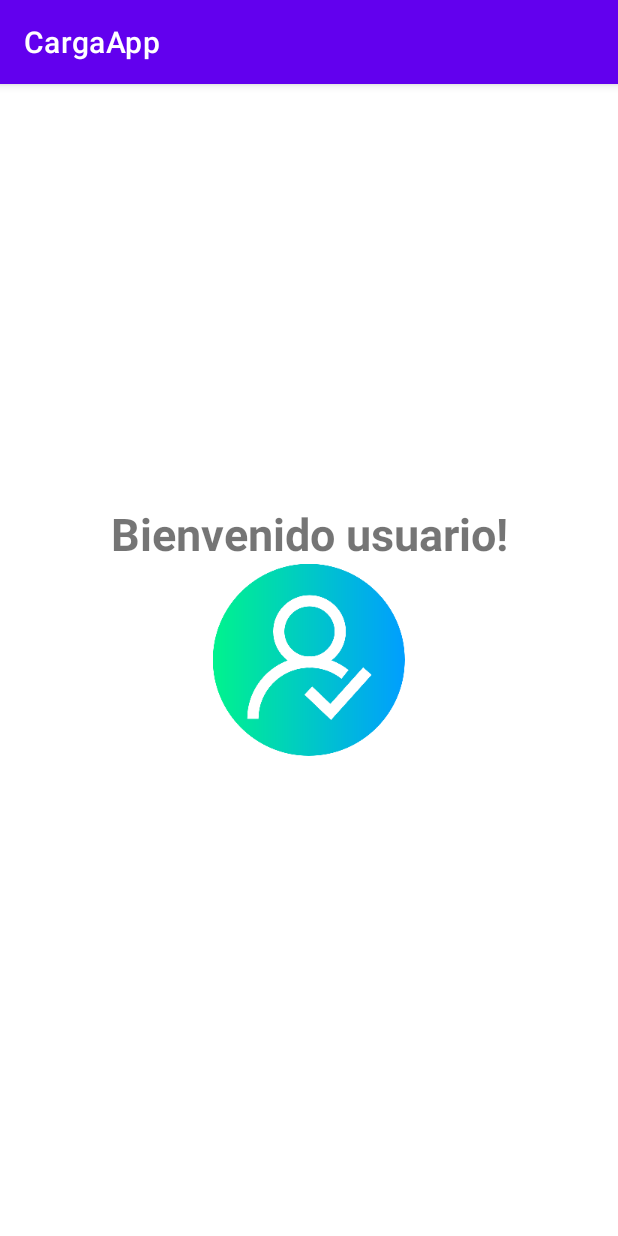
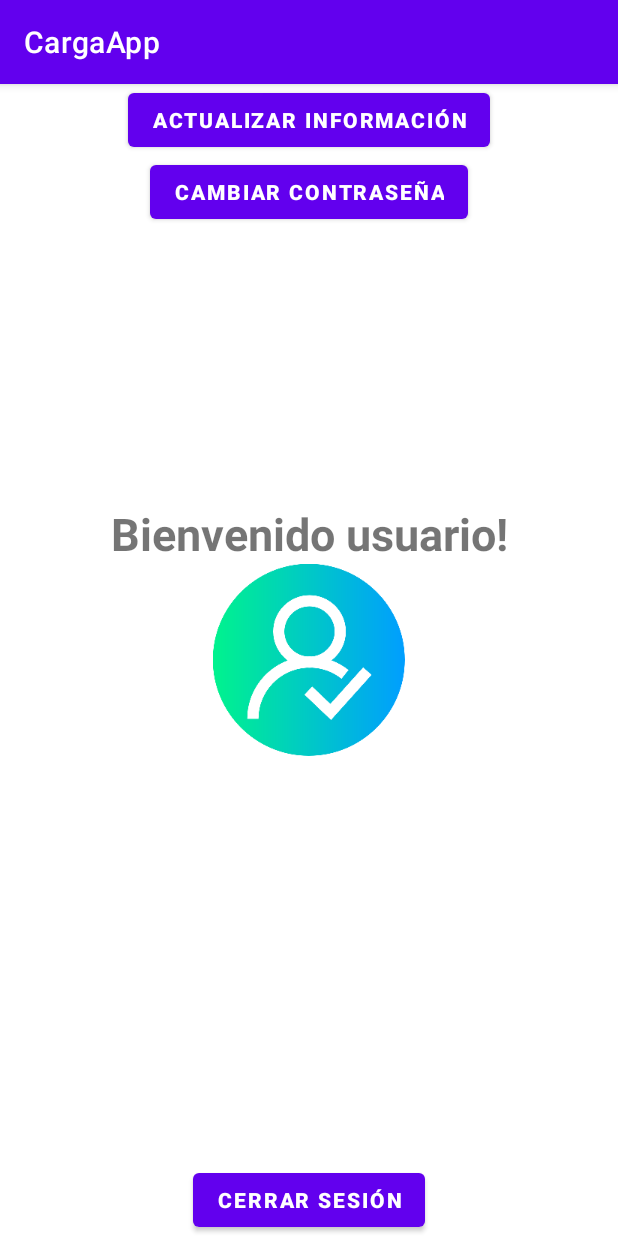
Before and after one commit to jefry1722/CargaApp, an Android app: the Login screen opened directly, with no data from a screen before it, on a phone screen of 412 x 824 dp. Run offline under Robolectric (Android 15) with nearby library versions, the phone set to English and light mode, and no system bars.

Commit message:
Interfaz de inicio y registro

```diff
--- a/app/src/main/java/co/edu/unipiloto/cargaapp/Login.java
+++ b/app/src/main/java/co/edu/unipiloto/cargaapp/Login.java
@@ -4,7 +4,9 @@ import androidx.appcompat.app.AppCompatActivity;
 
 import android.content.Intent;
 import android.os.Bundle;
+import android.view.View;
 import android.widget.TextView;
+import android.widget.Toast;
 
 public class Login extends AppCompatActivity {
 
@@ -20,4 +22,9 @@ public class Login extends AppCompatActivity {
         TextView nombreView = findViewById(R.id.nombre);
         nombreView.setText(nombreText);
     }
+
+    public void onCerrarSesion (View view){
+        Intent i = new Intent (this, MainActivity.class);
+        startActivity(i);
+    }
 }
--- a/app/src/main/java/co/edu/unipiloto/cargaapp/MainActivity.java
+++ b/app/src/main/java/co/edu/unipiloto/cargaapp/MainActivity.java
@@ -23,6 +23,7 @@ public class MainActivity extends AppCompatActivity {
     protected void onCreate(Bundle savedInstanceState) {
         super.onCreate(savedInstanceState);
         setContentView(R.layout.activity_main);
+        Intent i = getIntent();
     }
 
     public void onButton(View view){
--- a/app/src/main/res/layout/activity_login.xml
+++ b/app/src/main/res/layout/activity_login.xml
@@ -35,4 +35,35 @@
         app:layout_constraintBottom_toTopOf="@+id/imageView2"
         app:layout_constraintEnd_toEndOf="parent"
         app:layout_constraintStart_toStartOf="parent" />
+
+    <Button
+        android:id="@+id/button3"
+        android:layout_width="wrap_content"
+        android:layout_height="wrap_content"
+        android:text="Actualizar información"
+        android:textStyle="bold"
+        app:layout_constraintEnd_toEndOf="parent"
+        app:layout_constraintStart_toStartOf="parent"
+        app:layout_constraintTop_toTopOf="parent" />
+
+    <Button
+        android:id="@+id/button5"
+        android:layout_width="wrap_content"
+        android:layout_height="wrap_content"
+        android:text="Cerrar sesión"
+        android:onClick="onCerrarSesion"
+        android:textStyle="bold"
+        app:layout_constraintBottom_toBottomOf="parent"
+        app:layout_constraintEnd_toEndOf="parent"
+        app:layout_constraintStart_toStartOf="parent" />
+
+    <Button
+        android:id="@+id/button6"
+        android:layout_width="wrap_content"
+        android:layout_height="wrap_content"
+        android:text="Cambiar contraseña"
+        android:textStyle="bold"
+        app:layout_constraintEnd_toEndOf="parent"
+        app:layout_constraintStart_toStartOf="parent"
+        app:layout_constraintTop_toBottomOf="@+id/button3" />
 </androidx.constraintlayout.widget.ConstraintLayout>
```
